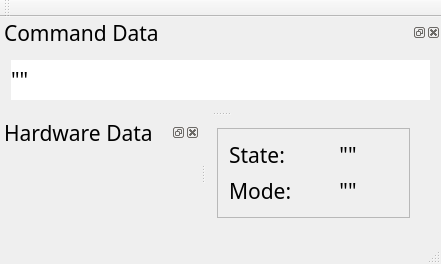
The window that src/mainwindow.ui (somabuggy2020/soma_move_driver) describes before a commit, drawn with Qt 5.
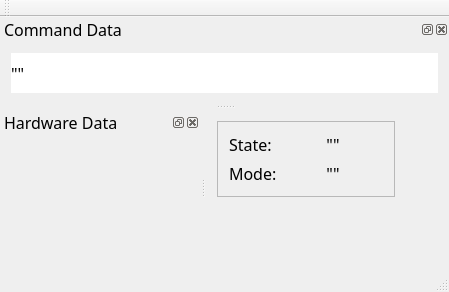
The same window after the commit.

Patch:
```diff
--- a/src/mainwindow.ui
+++ b/src/mainwindow.ui
@@ -6,14 +6,14 @@
    <rect>
     <x>0</x>
     <y>0</y>
-    <width>441</width>
-    <height>264</height>
+    <width>449</width>
+    <height>292</height>
    </rect>
   </property>
   <property name="font">
    <font>
     <family>Source Code Pro</family>
-    <pointsize>16</pointsize>
+    <pointsize>12</pointsize>
    </font>
   </property>
   <property name="windowTitle">
@@ -133,7 +133,7 @@
    <property name="minimumSize">
     <size>
      <width>200</width>
-     <height>0</height>
+     <height>39</height>
     </size>
    </property>
    <property name="maximumSize">
@@ -157,7 +157,7 @@
    <property name="minimumSize">
     <size>
      <width>95</width>
-     <height>76</height>
+     <height>87</height>
     </size>
    </property>
    <property name="maximumSize">
```
Left out of the diff: 4 changed lines with no effect on the pictures.
